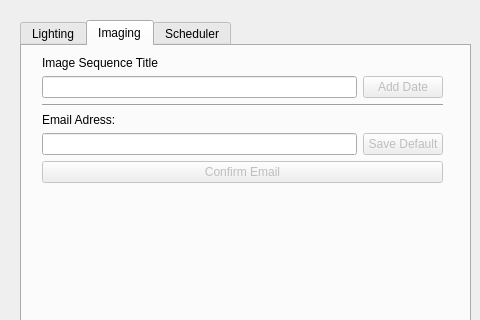
Before: the Qt Designer form _ui/FlashLapse_CP.ui in CoSE-Jerry/Flashlapse_NEO, drawn with Qt 5; both pictures show x 0 to 480 and y 0 to 320 of the 800 by 545 pixel window.
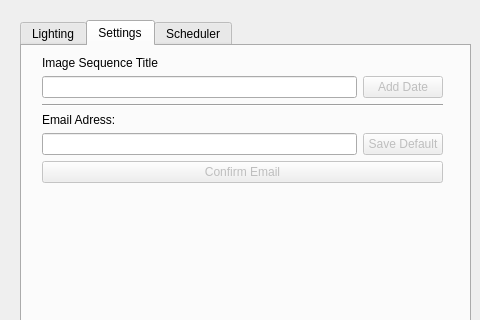
After: the same form once the commit is applied. The open tabs and pages were chosen to show the change. Icons and pictures are not drawn.

The edit to the form file:
```diff
--- a/_ui/FlashLapse_CP.ui
+++ b/_ui/FlashLapse_CP.ui
@@ -624,7 +624,7 @@
     </widget>
     <widget class="QWidget" name="Imaging">
      <attribute name="title">
-      <string>Imaging</string>
+      <string>Settings</string>
      </attribute>
      <widget class="QWidget" name="layoutWidget">
       <property name="geometry">
```
Left out of the diff: 2 changed lines with no effect on the pictures.
